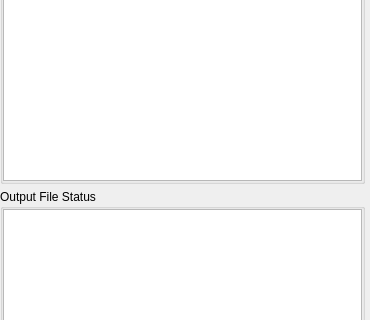
This is procmgr/procStat.ui in lcls-l2daq/tools as Qt 5 draws it before an edit; both pictures show x 0 to 370 and y 533 to 853 of the 370 by 1100 pixel window. The edited form follows.
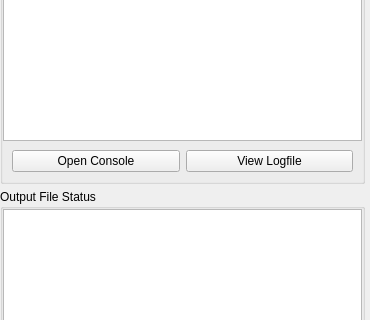
This is the edited form.

```diff
--- a/procmgr/procStat.ui
+++ b/procmgr/procStat.ui
@@ -91,6 +91,38 @@
          </property>
         </widget>
        </item>
+       <item>
+        <widget class="QFrame" name="horizontalFrame">
+         <layout class="QHBoxLayout" name="horizontalLayout">
+          <item>
+           <widget class="QPushButton" name="pushButtonConsole">
+            <property name="toolTip">
+             <string>Select this button, and click on processes to open consoles</string>
+            </property>
+            <property name="text">
+             <string>Open Console</string>
+            </property>
+            <property name="checkable">
+             <bool>true</bool>
+            </property>
+           </widget>
+          </item>
+          <item>
+           <widget class="QPushButton" name="pushButtonLogfile">
+            <property name="toolTip">
+             <string>Select this button, and click on processes to view logfiles</string>
+            </property>
+            <property name="text">
+             <string>View Logfile</string>
+            </property>
+            <property name="checkable">
+             <bool>true</bool>
+            </property>
+           </widget>
+          </item>
+         </layout>
+        </widget>
+       </item>
       </layout>
      </widget>
     </item>
```
